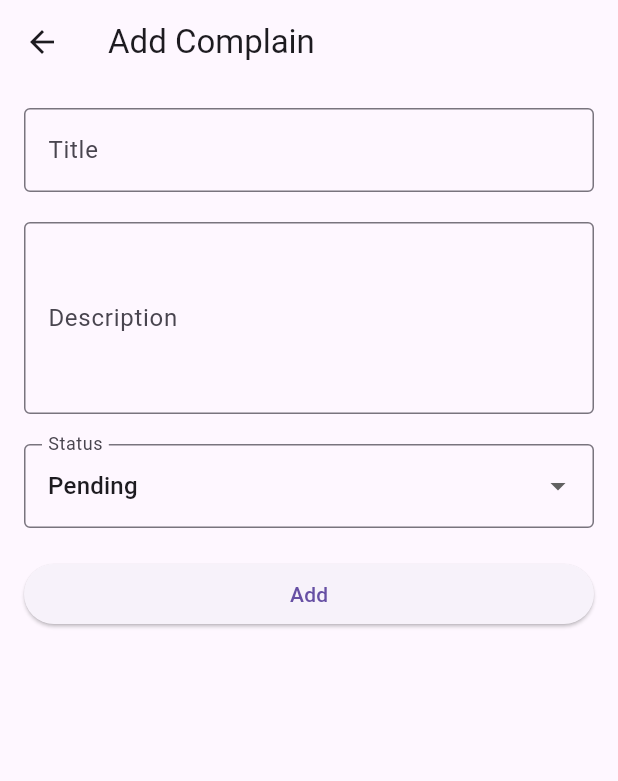
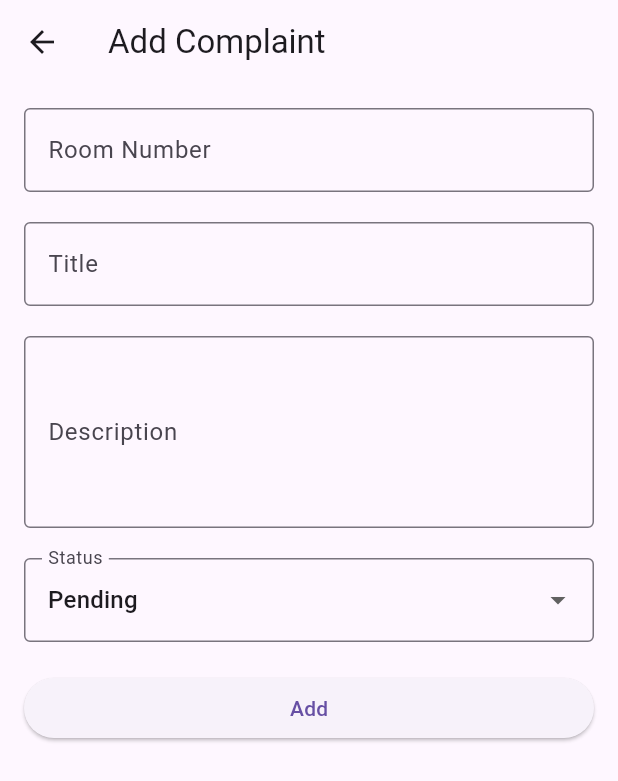
Before and after one commit to Swetpatel662/flutter_project, a Flutter app: the AddComplaintScreen screen opened directly, on a phone screen of 412 x 824 dp. Shown: the top 781 px of the screen. Run offline on Flutter 3.47's test engine with Material 3 defaults, Android fonts, the phone set to English and light mode, and no system bars.

Commit message:
room no added

```diff
--- a/lib/main.dart
+++ b/lib/main.dart
@@ -1,5 +1,4 @@
 import 'package:flutter/material.dart';
-
 import 'screens/complaint_list_screen.dart';
 import 'package:hostel_complaint/widgets/myWidgets.dart';
 
--- a/lib/screens/add_complaint_screen.dart
+++ b/lib/screens/add_complaint_screen.dart
@@ -10,6 +10,8 @@ class AddComplaintScreen extends StatefulWidget {
 }
 
 class _AddComplaintScreenState extends State<AddComplaintScreen> {
+  TextEditingController roomController = TextEditingController();
+
   TextEditingController titleController = TextEditingController();
 
   TextEditingController descriptionController = TextEditingController();
@@ -21,6 +23,8 @@ class _AddComplaintScreenState extends State<AddComplaintScreen> {
     super.initState();
 
     if (widget.complaint != null) {
+      roomController.text = widget.complaint!["room"] ?? "";
+
       titleController.text = widget.complaint!["title"]!;
 
       descriptionController.text = widget.complaint!["description"]!;
@@ -34,7 +38,7 @@ class _AddComplaintScreenState extends State<AddComplaintScreen> {
     return Scaffold(
       appBar: AppBar(
         title: Text(
-          widget.complaint == null ? "Add Complain" : "Edit Complain",
+          widget.complaint == null ? "Add Complaint" : "Edit Complaint",
         ),
       ),
 
@@ -43,6 +47,20 @@ class _AddComplaintScreenState extends State<AddComplaintScreen> {
 
         child: Column(
           children: [
+            TextField(
+              controller: roomController,
+
+              keyboardType: TextInputType.number,
+
+              decoration: const InputDecoration(
+                labelText: "Room Number",
+
+                border: OutlineInputBorder(),
+              ),
+            ),
+
+            const SizedBox(height: 20),
+
             TextField(
               controller: titleController,
 
@@ -104,7 +122,17 @@ class _AddComplaintScreenState extends State<AddComplaintScreen> {
 
               child: ElevatedButton(
                 onPressed: () {
+                  if (roomController.text.isEmpty) {
+                    ScaffoldMessenger.of(context).showSnackBar(
+                      const SnackBar(content: Text("Please enter Room No.")),
+                    );
+
+                    return;
+                  }
+
                   Navigator.pop(context, {
+                    "room": roomController.text,
+
                     "title": titleController.text,
 
                     "description": descriptionController.text,
--- a/lib/screens/complaint_list_screen.dart
+++ b/lib/screens/complaint_list_screen.dart
@@ -63,6 +63,8 @@ class _ComplaintListScreenState extends State<ComplaintListScreen> {
           if (result != null) {
             setState(() {
               complaints.add({
+                "room": result["room"],
+
                 "title": result["title"],
 
                 "description": result["description"],
@@ -153,6 +155,18 @@ class _ComplaintListScreenState extends State<ComplaintListScreen> {
 
                             children: [
                               Text(
+                                "Room No: ${filteredComplaints[index]["room"]}",
+
+                                style: const TextStyle(
+                                  fontWeight: FontWeight.bold,
+
+                                  fontSize: 16,
+                                ),
+                              ),
+
+                              const SizedBox(height: 8),
+
+                              Text(
                                 filteredComplaints[index]["title"]!,
 
                                 style: const TextStyle(
@@ -208,6 +222,8 @@ class _ComplaintListScreenState extends State<ComplaintListScreen> {
                                   if (result != null) {
                                     setState(() {
                                       filteredComplaints[index] = {
+                                        "room": result["room"],
+
                                         "title": result["title"],
 
                                         "description": result["description"],
```
